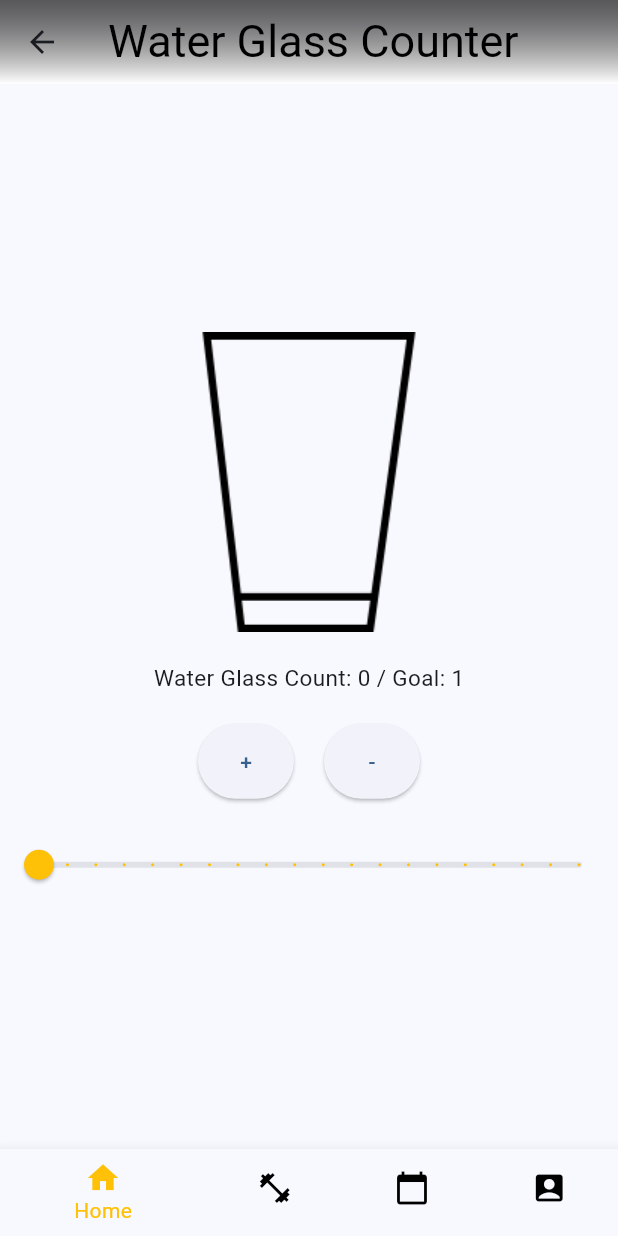
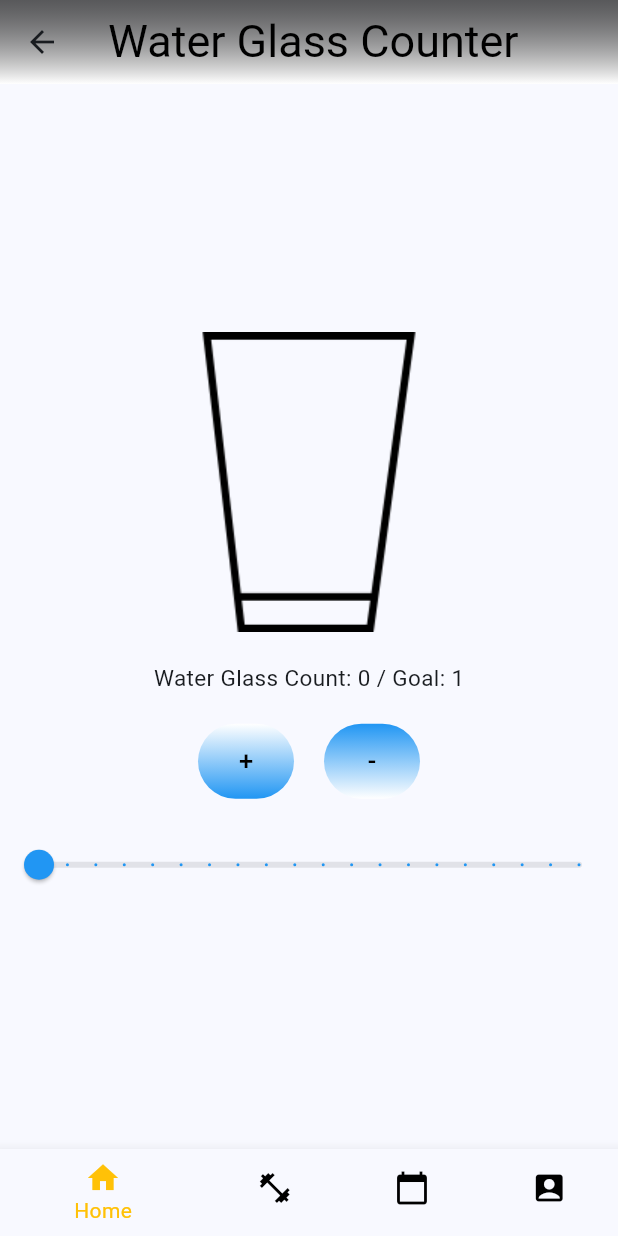
Before and after one commit to mateuszkasprzak94/fitness_prodigy, a Flutter app: the WaterGlassCounterPage screen opened directly, on a phone screen of 412 x 824 dp. Run offline on Flutter 3.47's test engine with Material 2 defaults, Android fonts, the phone set to English and light mode, and no system bars; our stand-ins replace firebase_auth, firebase_core, google_fonts, shared_preferences; accounts and stored records are empty; Roboto replaces fonts that are missing (Satisfy).

Commit message:
Change colors of buttons in water counter page

```diff
--- a/lib/app/after login plus features/water_glass_counter/water_glass_counter_page.dart
+++ b/lib/app/after login plus features/water_glass_counter/water_glass_counter_page.dart
@@ -112,7 +112,7 @@ class _WaterGlassCounterPageState extends State<WaterGlassCounterPage> {
                         style: TextStyle(
                           color: Colors.green,
                           fontWeight: FontWeight.bold,
-                          fontSize: 18,
+                          fontSize: 20,
                         ),
                       ),
                     ],
@@ -135,22 +135,56 @@ class _WaterGlassCounterPageState extends State<WaterGlassCounterPage> {
             Row(
               mainAxisAlignment: MainAxisAlignment.center,
               children: [
-                ElevatedButton(
+                Container(
+                  decoration: const ShapeDecoration(
+                    shape: StadiumBorder(),
+                    gradient: LinearGradient(
+                      colors: [Colors.blue, Colors.white],
+                      begin: Alignment.bottomCenter,
+                      end: Alignment.topCenter,
+                    ),
+                  ),
+                  child: ElevatedButton(
                     onPressed: _incrementWaterGlassCount,
                     style: ElevatedButton.styleFrom(
+                      //deactivate color and shadow
+                      tapTargetSize: MaterialTapTargetSize.shrinkWrap,
+                      backgroundColor: Colors.transparent,
+                      shadowColor: Colors.transparent,
+                      elevation: 0,
                       fixedSize: const Size(50, 50),
                     ),
-                  child: const Text('+'),
+                    child: const Text(
+                      '+',
+                      style: TextStyle(fontSize: 17, color: Colors.black),
+                    ),
+                  ),
                 ),
                 const SizedBox(
                   width: 20,
                 ),
-                ElevatedButton(
+                Container(
+                  decoration: const ShapeDecoration(
+                    shape: StadiumBorder(),
+                    gradient: LinearGradient(
+                      colors: [Colors.blue, Colors.white],
+                      begin: Alignment.topCenter,
+                      end: Alignment.bottomCenter,
+                    ),
+                  ),
+                  child: ElevatedButton(
                     onPressed: _decrementWaterGlassCount,
                     style: ElevatedButton.styleFrom(
+                      //deactivate color and shadow
+                      tapTargetSize: MaterialTapTargetSize.shrinkWrap,
+                      backgroundColor: Colors.transparent,
+                      shadowColor: Colors.transparent,
+                      elevation: 0,
                       fixedSize: const Size(50, 50),
                     ),
-                  child: const Text('-'),
+                    child: const Text('-',
+                        style: TextStyle(fontSize: 17, color: Colors.black)),
+                  ),
                 ),
               ],
             ),
@@ -166,7 +200,7 @@ class _WaterGlassCounterPageState extends State<WaterGlassCounterPage> {
               max: 20.0,
               divisions: 19,
               label: goal.toString(),
-              activeColor: Colors.amber,
+              activeColor: Colors.blue,
             ),
           ],
         ),
```
Lines whose indentation alone changed are shown as unchanged.
